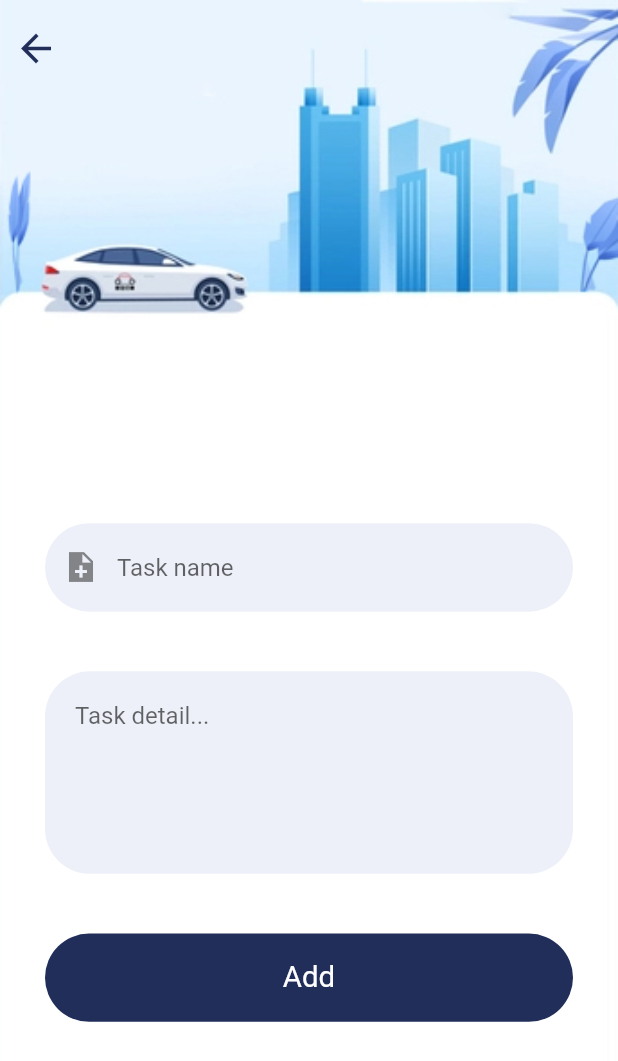
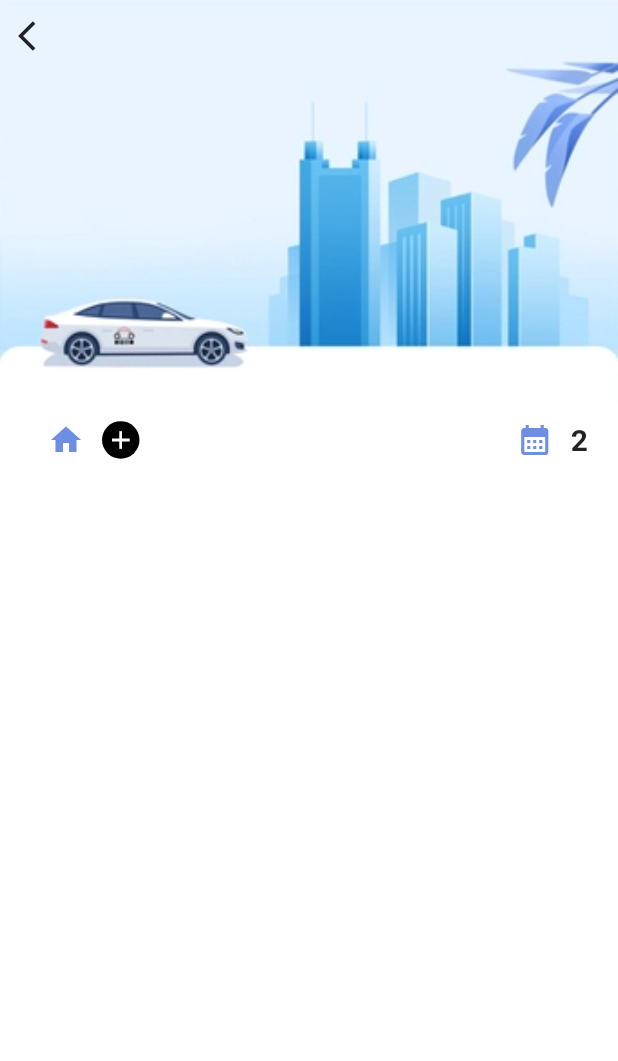
Before and after one commit to kritbovorn/Flutter_Task_App, a Flutter app: the screen it shows after launch, on a phone screen of 412 x 824 dp. Shown: the top 1061 px of the screen. Run offline on Flutter 3.47's test engine with Material 2 defaults, Android fonts, the phone set to English and light mode, and no system bars; our stand-ins replace get.

Commit message:
52:30: Section Header of AllTasks() UI

```diff
--- a/lib/main.dart
+++ b/lib/main.dart
@@ -1,6 +1,6 @@
 import 'package:flutter/material.dart';
 import 'package:get/get.dart';
-import 'package:task_app/screens/add_task.dart';
+import 'package:task_app/screens/all_tasks.dart';
 
 void main() {
   runApp(const MyApp());
@@ -17,8 +17,9 @@ class MyApp extends StatelessWidget {
       theme: ThemeData(
         primarySwatch: Colors.blue,
       ),
+      home: const AllTasks(),
       // home: const HomeScreen(),
-      home: const AddTask(),
+      // home: const AddTask(),
     );
   }
 }
--- /dev/null
+++ b/lib/screens/all_tasks.dart
@@ -0,0 +1,108 @@
+import 'package:flutter/material.dart';
+import 'package:task_app/colors/app_colors.dart';
+import 'package:task_app/utils/responsive_widget.dart';
+
+class AllTasks extends StatelessWidget {
+  const AllTasks({Key? key}) : super(key: key);
+
+  @override
+  Widget build(BuildContext context) {
+    return Scaffold(
+      backgroundColor: Colors.white,
+      body: Stack(
+        children: [
+          Column(
+            children: [
+              SizedBox(
+                width: double.maxFinite,
+                child: AspectRatio(
+                  aspectRatio: 1.53 / 1,
+                  child: Image.asset(
+                    'assets/header1.jpg',
+                    fit: BoxFit.cover,
+                  ),
+                ),
+              ),
+              Padding(
+                padding: EdgeInsets.symmetric(
+                    horizontal: Dimensions.widthDimension(20)),
+                child: Row(
+                  mainAxisAlignment: MainAxisAlignment.spaceBetween,
+                  children: [
+                    Row(
+                      children: [
+                        IconButton(
+                          onPressed: () {
+                            debugPrint('');
+                          },
+                          icon: const Icon(
+                            Icons.home,
+                            color: AppColors.secondaryColor,
+                          ),
+                        ),
+                        Container(
+                          width: 25,
+                          height: 25,
+                          decoration: BoxDecoration(
+                            color: Colors.black,
+                            borderRadius: BorderRadius.circular(25 / 2),
+                          ),
+                          child: const Icon(
+                            Icons.add,
+                            color: Colors.white,
+                            size: 20,
+                          ),
+                        )
+                      ],
+                    ),
+                    Row(
+                      children: [
+                        IconButton(
+                          onPressed: () {
+                            debugPrint('');
+                          },
+                          icon: const Icon(
+                            Icons.calendar_month_sharp,
+                            color: AppColors.secondaryColor,
+                          ),
+                        ),
+                        Text(
+                          '2',
+                          style: TextStyle(
+                            fontSize: Dimensions.heightDimension(20),
+                            fontWeight: FontWeight.bold,
+                          ),
+                        )
+                      ],
+                    ),
+                  ],
+                ),
+              ),
+            ],
+          ),
+          SafeArea(
+            child: Column(
+              children: [
+                SizedBox(
+                  height: Dimensions.deviceScreenHeight / 3.2,
+                  child: Column(
+                    children: [
+                      Row(
+                        children: [
+                          IconButton(
+                            onPressed: () {},
+                            icon: const Icon(Icons.arrow_back_ios),
+                          ),
+                        ],
+                      ),
+                    ],
+                  ),
+                ),
+              ],
+            ),
+          ),
+        ],
+      ),
+    );
+  }
+}
```
